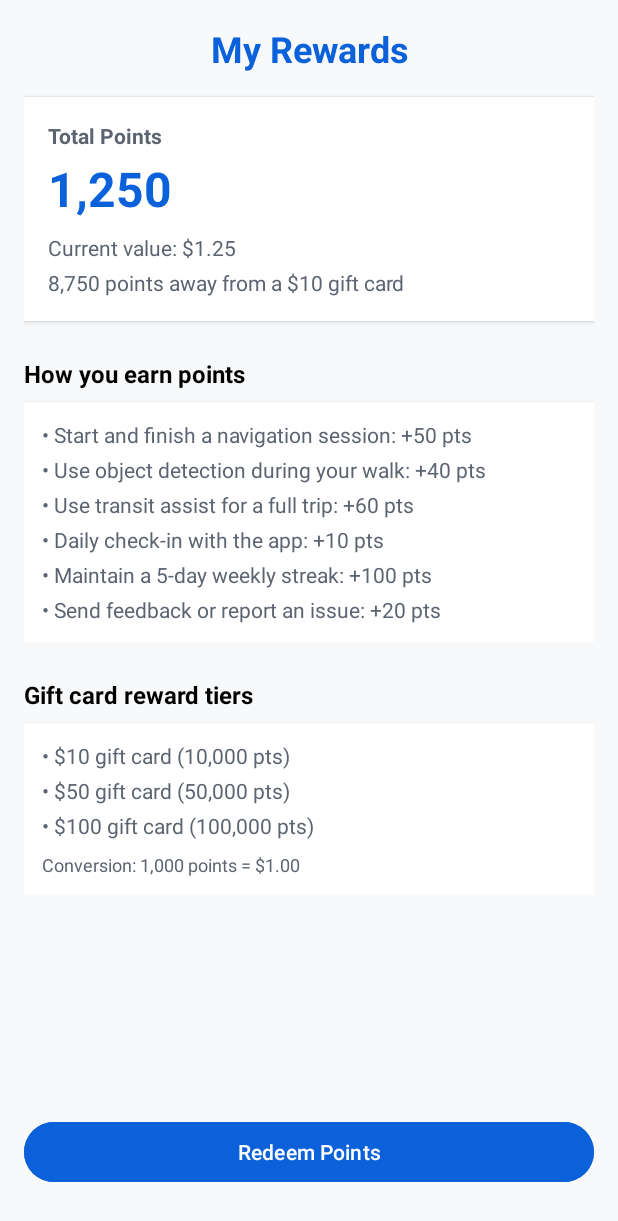
After one commit to Project-NewSight/CIS4398-Project-NewSight-Frontend, an Android app: the RewardsActivity screen opened directly, with no data from a screen before it, on a phone screen of 412 x 824 dp. The commit adds this screen. Shown: the top 1221 px of the screen. Run offline under Robolectric (Android 15) with nearby library versions, the phone set to English and light mode, and no system bars.

Commit message:
Add Rewards and Redeem flows (GUI rewards)

```diff
--- /dev/null
+++ b/app/src/main/java/com/example/newsight/RewardsActivity.java
@@ -0,0 +1,64 @@
+package com.example.newsight;
+
+import android.content.Intent;
+import android.os.Bundle;
+import android.widget.Button;
+import android.widget.TextView;
+
+import androidx.appcompat.app.AppCompatActivity;
+
+import java.util.Locale;
+
+public class RewardsActivity extends AppCompatActivity {
+
+    private static final int POINTS_PER_DOLLAR = 1000;
+    private static final int TIER_10_POINTS = 10000;
+
+    private int currentPoints = 1250;
+
+    private TextView textTotalPoints;
+    private TextView textCurrentValue;
+    private TextView textAwayFromNext;
+    private Button buttonRedeemPoints;
+
+    @Override
+    protected void onCreate(Bundle savedInstanceState) {
+        super.onCreate(savedInstanceState);
+        setContentView(R.layout.activity_rewards);
+
+        // Get points from HomeActivity if sent
+        if (getIntent() != null && getIntent().hasExtra("current_points")) {
+            currentPoints = getIntent().getIntExtra("current_points", currentPoints);
+        }
+
+        // Hook up views
+        textTotalPoints = findViewById(R.id.textTotalPoints);
+        textCurrentValue = findViewById(R.id.textCurrentValue);
+        textAwayFromNext = findViewById(R.id.textAwayFromNext);
+        buttonRedeemPoints = findViewById(R.id.buttonRedeemPoints);
+
+        updateSummaryUI();
+
+        // When user taps "Redeem Points"
+        buttonRedeemPoints.setOnClickListener(view -> {
+            Intent intent = new Intent(RewardsActivity.this, RedeemActivity.class);
+            intent.putExtra("current_points", currentPoints);
+            startActivity(intent);
+        });
+    }
+
+    private void updateSummaryUI() {
+        // Show total points
+        textTotalPoints.setText(String.format(Locale.US, "%,d", currentPoints));
+
+        // Convert points to dollar value
+        double dollars = currentPoints / (double) POINTS_PER_DOLLAR;
+        textCurrentValue.setText(String.format(Locale.US, "Current value: $%.2f", dollars));
+
+        // Show points needed for next $10 gift card
+        int pointsToNext = Math.max(0, TIER_10_POINTS - currentPoints);
+        textAwayFromNext.setText(
+                String.format(Locale.US, "%,d points away from a $10 gift card", pointsToNext)
+        );
+    }
+}
--- a/app/src/main/res/layout/activity_home.xml
+++ b/app/src/main/res/layout/activity_home.xml
@@ -107,8 +107,11 @@
                         android:layout_marginStart="12dp">
 
                         <TextView
+                            android:id="@+id/textRewardsPoints"
                             android:layout_width="wrap_content"
                             android:layout_height="wrap_content"
+                            android:clickable="true"
+                            android:focusableInTouchMode="true"
                             android:text="Rewards Points"
                             android:textColor="@color/muted_foreground"
                             android:textSize="14sp"
--- /dev/null
+++ b/app/src/main/res/layout/activity_rewards.xml
@@ -0,0 +1,231 @@
+<?xml version="1.0" encoding="utf-8"?>
+<androidx.constraintlayout.widget.ConstraintLayout xmlns:android="http://schemas.android.com/apk/res/android"
+    xmlns:app="http://schemas.android.com/apk/res-auto"
+    android:layout_width="match_parent"
+    android:layout_height="match_parent"
+    android:background="@color/background"
+    android:padding="16dp">
+
+    <!-- Title -->
+    <TextView
+        android:id="@+id/textRewardsTitle"
+        android:layout_width="wrap_content"
+        android:layout_height="wrap_content"
+        android:text="My Rewards"
+        android:textSize="24sp"
+        android:textStyle="bold"
+        android:textColor="@color/primary"
+        android:gravity="center"
+        app:layout_constraintTop_toTopOf="parent"
+        app:layout_constraintStart_toStartOf="parent"
+        app:layout_constraintEnd_toEndOf="parent" />
+
+    <!-- Summary card -->
+    <LinearLayout
+        android:id="@+id/layoutSummaryCard"
+        android:layout_width="0dp"
+        android:layout_height="wrap_content"
+        android:orientation="vertical"
+        android:padding="16dp"
+        android:background="@android:color/white"
+        android:elevation="2dp"
+        android:layout_marginTop="16dp"
+        app:layout_constraintTop_toBottomOf="@id/textRewardsTitle"
+        app:layout_constraintStart_toStartOf="parent"
+        app:layout_constraintEnd_toEndOf="parent">
+
+        <TextView
+            android:id="@+id/textSummaryHeader"
+            android:layout_width="wrap_content"
+            android:layout_height="wrap_content"
+            android:text="Total Points"
+            android:textStyle="bold"
+            android:textSize="14sp"
+            android:textColor="@color/muted_foreground" />
+
+        <TextView
+            android:id="@+id/textTotalPoints"
+            android:layout_width="wrap_content"
+            android:layout_height="wrap_content"
+            android:text="1,250"
+            android:layout_marginTop="4dp"
+            android:textSize="32sp"
+            android:textStyle="bold"
+            android:textColor="@color/primary" />
+
+        <TextView
+            android:id="@+id/textCurrentValue"
+            android:layout_width="wrap_content"
+            android:layout_height="wrap_content"
+            android:text="Current value: $1.25"
+            android:layout_marginTop="8dp"
+            android:textSize="14sp"
+            android:textColor="@color/muted_foreground" />
+
+        <TextView
+            android:id="@+id/textAwayFromNext"
+            android:layout_width="wrap_content"
+            android:layout_height="wrap_content"
+            android:text="8,750 points away from a $10 gift card"
+            android:layout_marginTop="4dp"
+            android:textSize="14sp"
+            android:textColor="@color/muted_foreground" />
+    </LinearLayout>
+
+    <!-- How you earn points -->
+    <LinearLayout
+        android:id="@+id/layoutHowEarn"
+        android:layout_width="0dp"
+        android:layout_height="wrap_content"
+        android:orientation="vertical"
+        android:layout_marginTop="24dp"
+        app:layout_constraintTop_toBottomOf="@id/layoutSummaryCard"
+        app:layout_constraintStart_toStartOf="parent"
+        app:layout_constraintEnd_toEndOf="parent">
+
+        <TextView
+            android:id="@+id/textHowEarnHeader"
+            android:layout_width="wrap_content"
+            android:layout_height="wrap_content"
+            android:text="How you earn points"
+            android:textStyle="bold"
+            android:textSize="16sp"
+            android:textColor="@android:color/black" />
+
+        <!-- Clean bullet list in its own card -->
+        <LinearLayout
+            android:id="@+id/layoutHowEarnCard"
+            android:layout_width="match_parent"
+            android:layout_height="wrap_content"
+            android:orientation="vertical"
+            android:layout_marginTop="8dp"
+            android:padding="12dp"
+            android:background="@android:color/white"
+            android:elevation="2dp">
+
+            <TextView
+                android:layout_width="wrap_content"
+                android:layout_height="wrap_content"
+                android:text="• Start and finish a navigation session: +50 pts"
+                android:textSize="14sp"
+                android:textColor="@color/muted_foreground" />
+
+            <TextView
+                android:layout_width="wrap_content"
+                android:layout_height="wrap_content"
+                android:layout_marginTop="4dp"
+                android:text="• Use object detection during your walk: +40 pts"
+                android:textSize="14sp"
+                android:textColor="@color/muted_foreground" />
+
+            <TextView
+                android:layout_width="wrap_content"
+                android:layout_height="wrap_content"
+                android:layout_marginTop="4dp"
+                android:text="• Use transit assist for a full trip: +60 pts"
+                android:textSize="14sp"
+                android:textColor="@color/muted_foreground" />
+
+            <TextView
+                android:layout_width="wrap_content"
+                android:layout_height="wrap_content"
+                android:layout_marginTop="4dp"
+                android:text="• Daily check-in with the app: +10 pts"
+                android:textSize="14sp"
+                android:textColor="@color/muted_foreground" />
+
+            <TextView
+                android:layout_width="wrap_content"
+                android:layout_height="wrap_content"
+                android:layout_marginTop="4dp"
+                android:text="• Maintain a 5-day weekly streak: +100 pts"
+                android:textSize="14sp"
+                android:textColor="@color/muted_foreground" />
+
+            <TextView
+                android:layout_width="wrap_content"
+                android:layout_height="wrap_content"
+                android:layout_marginTop="4dp"
+                android:text="• Send feedback or report an issue: +20 pts"
+                android:textSize="14sp"
+                android:textColor="@color/muted_foreground" />
+        </LinearLayout>
+    </LinearLayout>
+
+    <!-- Gift card tiers -->
+    <LinearLayout
+        android:id="@+id/layoutTiers"
+        android:layout_width="0dp"
+        android:layout_height="wrap_content"
+        android:orientation="vertical"
+        android:layout_marginTop="24dp"
+        app:layout_constraintTop_toBottomOf="@id/layoutHowEarn"
+        app:layout_constraintStart_toStartOf="parent"
+        app:layout_constraintEnd_toEndOf="parent">
+
+        <TextView
+            android:id="@+id/textTiersHeader"
+            android:layout_width="wrap_content"
+            android:layout_height="wrap_content"
+            android:text="Gift card reward tiers"
+            android:textStyle="bold"
+            android:textSize="16sp"
+            android:textColor="@android:color/black" />
+
+        <LinearLayout
+            android:layout_width="match_parent"
+            android:layout_height="wrap_content"
+            android:orientation="vertical"
+            android:layout_marginTop="8dp"
+            android:padding="12dp"
+            android:background="@android:color/white"
+            android:elevation="2dp">
+
+            <TextView
+                android:layout_width="wrap_content"
+                android:layout_height="wrap_content"
+                android:text="• $10 gift card (10,000 pts)"
+                android:textSize="14sp"
+                android:textColor="@color/muted_foreground" />
+
+            <TextView
+                android:layout_width="wrap_content"
+                android:layout_height="wrap_content"
+                android:layout_marginTop="4dp"
+                android:text="• $50 gift card (50,000 pts)"
+                android:textSize="14sp"
+                android:textColor="@color/muted_foreground" />
+
+            <TextView
+                android:layout_width="wrap_content"
+                android:layout_height="wrap_content"
+                android:layout_marginTop="4dp"
+                android:text="• $100 gift card (100,000 pts)"
+                android:textSize="14sp"
+                android:textColor="@color/muted_foreground" />
+
+            <TextView
+                android:layout_width="wrap_content"
+                android:layout_height="wrap_content"
+                android:layout_marginTop="8dp"
+                android:text="Conversion: 1,000 points = $1.00"
+                android:textSize="12sp"
+                android:textColor="@color/muted_foreground" />
+        </LinearLayout>
+    </LinearLayout>
+
+    <!-- Redeem button -->
+    <Button
+        android:id="@+id/buttonRedeemPoints"
+        android:layout_width="0dp"
+        android:layout_height="wrap_content"
+        android:text="Redeem Points"
+        android:layout_marginTop="24dp"
+        android:layout_marginBottom="16dp"
+        android:backgroundTint="@color/primary"
+        android:textColor="@android:color/white"
+        app:layout_constraintBottom_toBottomOf="parent"
+        app:layout_constraintStart_toStartOf="parent"
+        app:layout_constraintEnd_toEndOf="parent" />
+
+</androidx.constraintlayout.widget.ConstraintLayout>
```
Also changed, not shown: app/src/main/AndroidManifest.xml (+99 -70 lines), app/src/main/java/com/example/newsight/HomeActivity.java (+8 -0 lines), app/src/main/java/com/example/newsight/RedeemActivity.java (added, +87 -0 lines), app/src/main/res/layout/activity_redeem.xml (added, +83 -0 lines).
